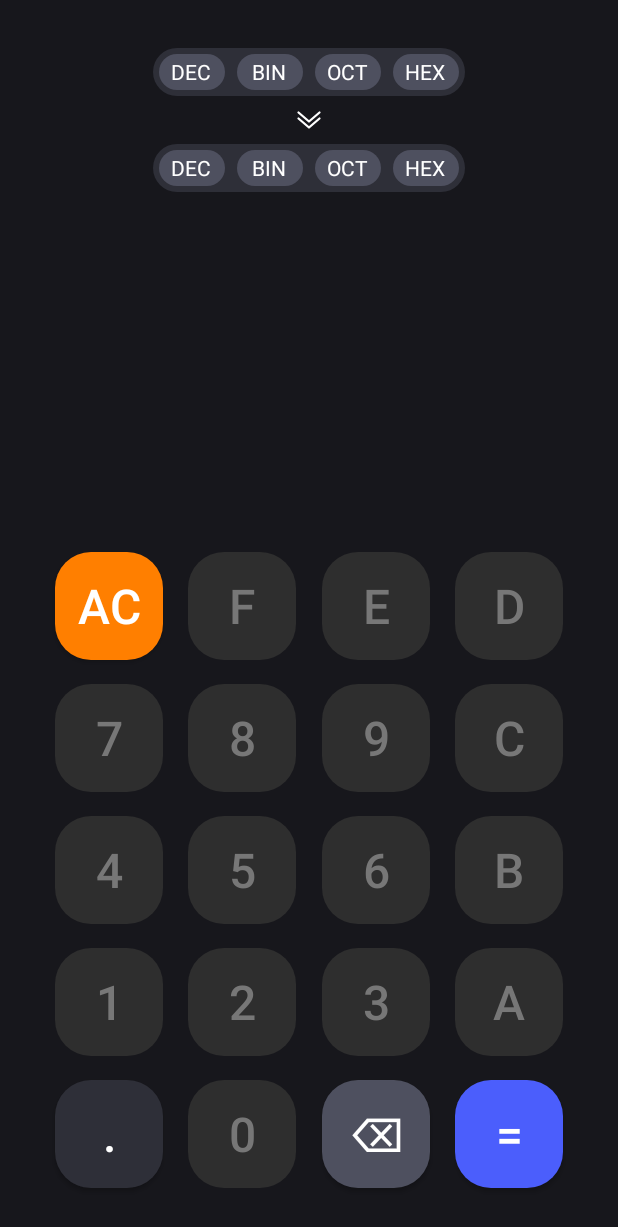
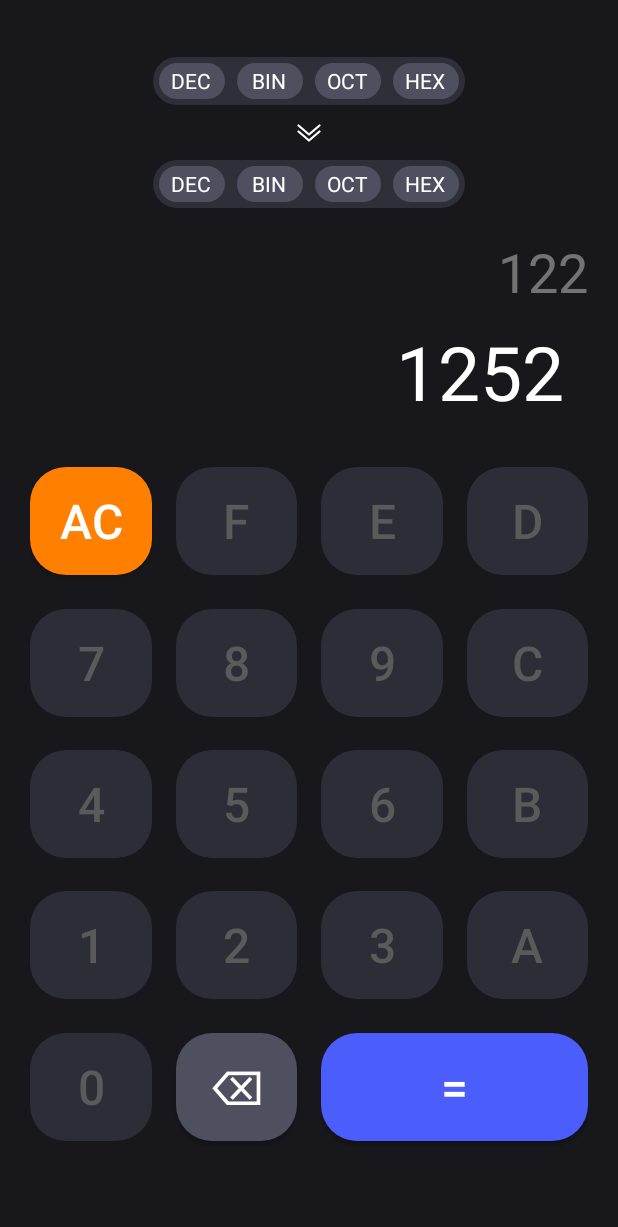
Before and after one commit to devsadeq/Programmer-Calculator, an Android app: the screen it shows after launch (MainActivity), on a phone screen of 412 x 824 dp. Shown: the top 1227 px of the screen. Run offline under Robolectric (Android 15) with nearby library versions, the phone set to English and light mode, and no system bars.

```diff
--- a/app/src/main/java/com/example/programmercalculator/MainActivity.kt
+++ b/app/src/main/java/com/example/programmercalculator/MainActivity.kt
@@ -50,8 +50,9 @@ class MainActivity : AppCompatActivity() {
     }
 
     fun onNumberClick(view: View) {
-        val number = (view as Button).text.toString()
-        tvInput.append(number)
+        if (tvInput.text.length == 12) return showToaster("Max length reached")
+        val button = view as Button
+        tvInput.append(button.text)
     }
 
     fun onOperationClick(view: View) {
@@ -115,6 +116,7 @@ class MainActivity : AppCompatActivity() {
     private fun isBothRadioGroupSelected(): Boolean =
         fromRadioGroup.checkedRadioButtonId != -1 && toRadioGroup.checkedRadioButtonId != -1
 
-    private fun showToaster(message: String) =
+    private fun showToaster(message: String) {
         Toast.makeText(this, message, Toast.LENGTH_SHORT).show()
+    }
 }
--- a/app/src/main/res/layout/activity_main.xml
+++ b/app/src/main/res/layout/activity_main.xml
@@ -18,6 +18,7 @@
         android:gravity="center"
         android:orientation="horizontal"
         android:padding="@dimen/size_1x"
+        app:layout_constraintBottom_toTopOf="@+id/iv_arrow_down"
         app:layout_constraintEnd_toEndOf="parent"
         app:layout_constraintStart_toStartOf="parent"
         app:layout_constraintTop_toTopOf="parent">
@@ -55,9 +56,9 @@
         android:id="@+id/iv_arrow_down"
         android:layout_width="wrap_content"
         android:layout_height="wrap_content"
-        android:layout_marginTop="@dimen/size_1x"
         android:contentDescription="@string/arrow_down_icon"
         android:src="@drawable/ic_arrow_down"
+        app:layout_constraintBottom_toTopOf="@+id/to_radio_group"
         app:layout_constraintEnd_toEndOf="@id/from_radio_group"
         app:layout_constraintStart_toStartOf="@id/from_radio_group"
         app:layout_constraintTop_toBottomOf="@+id/from_radio_group" />
@@ -66,12 +67,13 @@
         android:id="@+id/to_radio_group"
         android:layout_width="wrap_content"
         android:layout_height="wrap_content"
-        android:layout_marginTop="@dimen/size_1x"
+        android:layout_marginBottom="4dp"
         android:background="@drawable/bg_rounded"
         android:backgroundTint="@color/low_emphasis"
         android:gravity="center"
         android:orientation="horizontal"
         android:padding="@dimen/size_1x"
+        app:layout_constraintBottom_toTopOf="@+id/tv_input"
         app:layout_constraintEnd_toEndOf="@+id/from_radio_group"
         app:layout_constraintStart_toStartOf="@+id/from_radio_group"
         app:layout_constraintTop_toBottomOf="@id/iv_arrow_down">
@@ -101,236 +103,261 @@
 
     </RadioGroup>
 
-    <HorizontalScrollView
-        android:id="@+id/sv_input"
+    <TextView
+        android:id="@+id/tv_input"
         android:layout_width="match_parent"
         android:layout_height="wrap_content"
-        app:layout_constraintBottom_toTopOf="@id/sv_output">
-
-        <TextView
-            android:id="@+id/tv_input"
-            android:layout_width="wrap_content"
-            android:layout_height="wrap_content"
-            android:layout_gravity="end"
-            android:alpha="0.4"
-            android:maxLines="1"
-            android:textColor="@color/white"
-            android:textSize="@dimen/size_9x" />
-
-    </HorizontalScrollView>
+        android:layout_marginTop="8dp"
+        android:layout_marginBottom="2dp"
+        android:alpha="0.4"
+        android:gravity="end"
+        android:maxLength="12"
+        android:maxLines="1"
+        android:text="122"
+        android:textColor="@color/white"
+        android:textSize="@dimen/size_9x"
+        app:layout_constraintBottom_toTopOf="@+id/sv_output"
+        app:layout_constraintEnd_toEndOf="parent"
+        app:layout_constraintStart_toStartOf="parent"
+        app:layout_constraintTop_toBottomOf="@+id/to_radio_group" />
 
     <HorizontalScrollView
         android:id="@+id/sv_output"
         android:layout_width="match_parent"
         android:layout_height="wrap_content"
-        android:layout_marginBottom="@dimen/size_6x"
-        app:layout_constraintBottom_toTopOf="@id/btn_clear">
+        android:layout_marginStart="16dp"
+        android:layout_marginEnd="16dp"
+        app:layout_constraintBottom_toTopOf="@+id/btn_clear"
+        app:layout_constraintEnd_toEndOf="parent"
+        app:layout_constraintStart_toStartOf="parent"
+        app:layout_constraintTop_toBottomOf="@+id/tv_input">
 
         <TextView
             android:id="@+id/tv_output"
             android:layout_width="wrap_content"
             android:layout_height="wrap_content"
             android:layout_gravity="end"
-            android:layout_marginBottom="@dimen/size_6x"
             android:gravity="end"
+            android:text="1252"
             android:textColor="@color/white"
-            android:textSize="@dimen/text_size_32x" />
+            android:textSize="@dimen/text_size_25x" />
     </HorizontalScrollView>
 
     <androidx.appcompat.widget.AppCompatButton
         android:id="@+id/btn_clear"
         style="@style/ButtonStyle.HighEmphasis"
-        android:layout_marginBottom="@dimen/size_4x"
+        android:layout_width="0dp"
+        android:layout_marginTop="24dp"
         android:backgroundTint="@color/orange"
         android:onClick="onOperationClick"
         android:text="@string/btn_clear"
         app:layout_constraintBottom_toTopOf="@+id/btn_7"
-        app:layout_constraintEnd_toEndOf="@+id/btn_7"
+        app:layout_constraintEnd_toStartOf="@+id/btn_f"
         app:layout_constraintHorizontal_bias="0.5"
-        app:layout_constraintStart_toStartOf="@+id/btn_7" />
+        app:layout_constraintStart_toStartOf="parent"
+        app:layout_constraintTop_toBottomOf="@+id/sv_output" />
 
     <androidx.appcompat.widget.AppCompatButton
         android:id="@+id/btn_f"
         style="@style/ButtonStyle.MediumEmphasis"
+        android:layout_width="0dp"
+        android:layout_marginStart="16dp"
         android:onClick="onNumberClick"
         android:text="@string/btn_f"
-        app:layout_constraintBottom_toBottomOf="@+id/btn_clear"
-        app:layout_constraintEnd_toEndOf="@+id/btn_8"
+        app:layout_constraintEnd_toStartOf="@+id/btn_e"
         app:layout_constraintHorizontal_bias="0.5"
-        app:layout_constraintStart_toStartOf="@+id/btn_8" />
+        app:layout_constraintStart_toEndOf="@+id/btn_clear"
+        app:layout_constraintTop_toTopOf="@+id/btn_clear" />
 
     <androidx.appcompat.widget.AppCompatButton
         android:id="@+id/btn_e"
         style="@style/ButtonStyle.MediumEmphasis"
+        android:layout_width="0dp"
+        android:layout_marginStart="16dp"
         android:onClick="onNumberClick"
         android:text="@string/btn_e"
-        app:layout_constraintBottom_toBottomOf="@+id/btn_clear"
-        app:layout_constraintEnd_toEndOf="@+id/btn_9"
+        app:layout_constraintEnd_toStartOf="@+id/btn_d"
         app:layout_constraintHorizontal_bias="0.5"
-        app:layout_constraintStart_toStartOf="@+id/btn_9" />
+        app:layout_constraintStart_toEndOf="@+id/btn_f"
+        app:layout_constraintTop_toTopOf="@+id/btn_clear" />
 
     <androidx.appcompat.widget.AppCompatButton
         android:id="@+id/btn_d"
         style="@style/ButtonStyle.MediumEmphasis"
+        android:layout_width="0dp"
+        android:layout_marginStart="16dp"
         android:onClick="onNumberClick"
         android:text="@string/btn_d"
-        app:layout_constraintBottom_toBottomOf="@+id/btn_clear"
-        app:layout_constraintEnd_toEndOf="@+id/btn_c"
+        app:layout_constraintEnd_toEndOf="parent"
         app:layout_constraintHorizontal_bias="0.5"
-        app:layout_constraintStart_toStartOf="@+id/btn_c" />
+        app:layout_constraintStart_toEndOf="@+id/btn_e"
+        app:layout_constraintTop_toTopOf="@+id/btn_clear" />
 
     <androidx.appcompat.widget.AppCompatButton
         android:id="@+id/btn_7"
         style="@style/ButtonStyle.LowEmphasis"
-        android:layout_marginBottom="@dimen/size_4x"
+        android:layout_width="0dp"
+        android:layout_marginTop="16dp"
         android:onClick="onNumberClick"
         android:text="@string/btn_7"
         app:layout_constraintBottom_toTopOf="@+id/btn_4"
-        app:layout_constraintEnd_toEndOf="@+id/btn_4"
-        app:layout_constraintStart_toStartOf="@+id/btn_4" />
+        app:layout_constraintEnd_toEndOf="@+id/btn_clear"
+        app:layout_constraintStart_toStartOf="@+id/btn_clear"
+        app:layout_constraintTop_toBottomOf="@+id/btn_clear" />
 
     <androidx.appcompat.widget.AppCompatButton
         android:id="@+id/btn_8"
         style="@style/ButtonStyle.LowEmphasis"
+        android:layout_width="0dp"
         android:onClick="onNumberClick"
         android:text="@string/btn_8"
-        app:layout_constraintBottom_toBottomOf="@+id/btn_7"
-        app:layout_constraintEnd_toEndOf="@+id/btn_5"
+        app:layout_constraintEnd_toEndOf="@+id/btn_f"
         app:layout_constraintHorizontal_bias="0.0"
-        app:layout_constraintStart_toStartOf="@+id/btn_5" />
+        app:layout_constraintStart_toStartOf="@+id/btn_f"
+        app:layout_constraintTop_toTopOf="@+id/btn_7" />
 
     <androidx.appcompat.widget.AppCompatButton
         android:id="@+id/btn_9"
         style="@style/ButtonStyle.LowEmphasis"
+        android:layout_width="0dp"
         android:onClick="onNumberClick"
         android:text="@string/btn_9"
-        app:layout_constraintBottom_toBottomOf="@+id/btn_7"
-        app:layout_constraintEnd_toEndOf="@+id/btn_6"
-        app:layout_constraintStart_toStartOf="@+id/btn_6" />
+        app:layout_constraintEnd_toEndOf="@+id/btn_e"
+        app:layout_constraintStart_toStartOf="@+id/btn_e"
+        app:layout_constraintTop_toTopOf="@+id/btn_7" />
 
     <androidx.appcompat.widget.AppCompatButton
         android:id="@+id/btn_c"
         style="@style/ButtonStyle.MediumEmphasis"
+        android:layout_width="0dp"
         android:onClick="onNumberClick"
         android:text="@string/btn_c"
-        app:layout_constraintBottom_toBottomOf="@+id/btn_7"
-        app:layout_constraintEnd_toEndOf="@+id/btn_b"
-        app:layout_constraintStart_toStartOf="@+id/btn_b" />
+        app:layout_constraintEnd_toEndOf="@+id/btn_d"
+        app:layout_constraintStart_toStartOf="@+id/btn_d"
+        app:layout_constraintTop_toTopOf="@+id/btn_7" />
 
     <androidx.appcompat.widget.AppCompatButton
         android:id="@+id/btn_4"
         style="@style/ButtonStyle.LowEmphasis"
-        android:layout_marginBottom="@dimen/size_4x"
+        android:layout_width="0dp"
+        android:layout_marginTop="16dp"
         android:onClick="onNumberClick"
         android:text="@string/btn_4"
         app:layout_constraintBottom_toTopOf="@+id/btn_1"
-        app:layout_constraintEnd_toEndOf="@+id/btn_1"
-        app:layout_constraintStart_toStartOf="@+id/btn_1" />
+        app:layout_constraintEnd_toEndOf="@+id/btn_7"
+        app:layout_constraintStart_toStartOf="@+id/btn_7"
+        app:layout_constraintTop_toBottomOf="@+id/btn_7" />
 
     <androidx.appcompat.widget.AppCompatButton
         android:id="@+id/btn_5"
         style="@style/ButtonStyle.LowEmphasis"
+        android:layout_width="0dp"
         android:onClick="onNumberClick"
         android:text="@string/btn_5"
-        app:layout_constraintBottom_toBottomOf="@+id/btn_4"
-        app:layout_constraintEnd_toEndOf="@+id/btn_2"
-        app:layout_constraintStart_toStartOf="@+id/btn_2" />
+        app:layout_constraintEnd_toEndOf="@+id/btn_8"
+        app:layout_constraintStart_toStartOf="@+id/btn_8"
+        app:layout_constraintTop_toTopOf="@+id/btn_4" />
 
     <androidx.appcompat.widget.AppCompatButton
         android:id="@+id/btn_6"
         style="@style/ButtonStyle.LowEmphasis"
+        android:layout_width="0dp"
         android:onClick="onNumberClick"
         android:text="@string/btn_6"
-        app:layout_constraintBottom_toBottomOf="@+id/btn_4"
-        app:layout_constraintEnd_toEndOf="@+id/btn_3"
-        app:layout_constraintStart_toStartOf="@+id/btn_3" />
+        app:layout_constraintEnd_toEndOf="@+id/btn_9"
+        app:layout_constraintStart_toStartOf="@+id/btn_9"
+        app:layout_constraintTop_toTopOf="@+id/btn_4" />
 
     <androidx.appcompat.widget.AppCompatButton
         android:id="@+id/btn_b"
         style="@style/ButtonStyle.MediumEmphasis"
+        android:layout_width="0dp"
         android:onClick="onNumberClick"
         android:text="@string/btn_b"
-        app:layout_constraintBottom_toBottomOf="@+id/btn_4"
-        app:layout_constraintEnd_toEndOf="@+id/btn_a"
-        app:layout_constraintStart_toStartOf="@+id/btn_a" />
+        app:layout_constraintEnd_toEndOf="@+id/btn_c"
+        app:layout_constraintStart_toStartOf="@+id/btn_c"
+        app:layout_constraintTop_toTopOf="@+id/btn_4" />
 
     <androidx.appcompat.widget.AppCompatButton
         android:id="@+id/btn_1"
         style="@style/ButtonStyle.LowEmphasis"
-        android:layout_marginBottom="@dimen/size_4x"
+        android:layout_width="0dp"
+        android:layout_marginTop="16dp"
         android:onClick="onNumberClick"
         android:text="@string/btn_1"
-        app:layout_constraintBottom_toTopOf="@+id/btn_decimal"
-        app:layout_constraintEnd_toEndOf="@+id/btn_decimal"
-        app:layout_constraintStart_toStartOf="@+id/btn_decimal" />
+        app:layout_constraintBottom_toTopOf="@+id/btn_0"
+        app:layout_constraintEnd_toEndOf="@+id/btn_4"
+        app:layout_constraintStart_toStartOf="@+id/btn_4"
+        app:layout_constraintTop_toBottomOf="@+id/btn_4" />
 
     <androidx.appcompat.widget.AppCompatButton
         android:id="@+id/btn_2"
         style="@style/ButtonStyle.LowEmphasis"
+        android:layout_width="0dp"
         android:onClick="onNumberClick"
         android:text="@string/btn_2"
-        app:layout_constraintBottom_toBottomOf="@+id/btn_1"
-        app:layout_constraintEnd_toEndOf="@+id/btn_0"
-        app:layout_constraintStart_toStartOf="@+id/btn_0" />
+        app:layout_constraintEnd_toEndOf="@+id/btn_5"
+        app:layout_constraintStart_toStartOf="@+id/btn_5"
+        app:layout_constraintTop_toTopOf="@+id/btn_1" />
 
     <androidx.appcompat.widget.AppCompatButton
         android:id="@+id/btn_3"
         style="@style/ButtonStyle.LowEmphasis"
+        android:layout_width="0dp"
         android:onClick="onNumberClick"
         android:text="@string/btn_3"
-        app:layout_constraintBottom_toBottomOf="@+id/btn_1"
-        app:layout_constraintEnd_toEndOf="@+id/btn_backspace"
-        app:layout_constraintStart_toStartOf="@+id/btn_backspace" />
+        app:layout_constraintEnd_toEndOf="@+id/btn_6"
+        app:layout_constraintStart_toStartOf="@+id/btn_6"
+        app:layout_constraintTop_toTopOf="@+id/btn_1" />
+
 
     <androidx.appcompat.widget.AppCompatButton
         android:id="@+id/btn_a"
         style="@style/ButtonStyle.MediumEmphasis"
+        android:layout_width="0dp"
         android:onClick="onNumberClick"
         android:text="@string/btn_a"
-        app:layout_constraintBottom_toBottomOf="@+id/btn_1"
-        app:layout_constraintEnd_toEndOf="@+id/btn_equals"
-        app:layout_constraintStart_toStartOf="@+id/btn_equals" />
+        app:layout_constraintEnd_toEndOf="@+id/btn_b"
+        app:layout_constraintHorizontal_bias="0.0"
+        app:layout_constraintStart_toStartOf="@+id/btn_b"
+        app:layout_constraintTop_toTopOf="@+id/btn_1" />
 
     <androidx.appcompat.widget.AppCompatButton
-        android:id="@+id/btn_decimal"
-        style="@style/ButtonStyle.LowEmphasis"
-        android:layout_marginBottom="32dp"
-        android:onClick="onNumberClick"
-        android:text="@string/btn_decimal"
-        app:layout_constraintBottom_toBottomOf="parent"
-        app:layout_constraintEnd_toStartOf="@+id/btn_0"
+        android:id="@+id/btn_equals"
+        style="@style/ButtonStyle.HighEmphasis"
+        android:layout_width="0dp"
+        android:onClick="onOperationClick"
+        android:text="@string/btn_equals"
+        app:layout_constraintBottom_toBottomOf="@+id/btn_0"
+        app:layout_constraintEnd_toEndOf="@+id/btn_a"
         app:layout_constraintHorizontal_bias="0.5"
-        app:layout_constraintStart_toStartOf="parent" />
+        app:layout_constraintStart_toStartOf="@+id/btn_3"
+        app:layout_constraintTop_toTopOf="@+id/btn_0" />
 
     <androidx.appcompat.widget.AppCompatButton
         android:id="@+id/btn_0"
         style="@style/ButtonStyle.LowEmphasis"
+        android:layout_width="0dp"
+        android:layout_marginTop="16dp"
+        android:layout_marginBottom="57dp"
         android:onClick="onNumberClick"
         android:text="@string/btn_0"
-        app:layout_constraintBottom_toBottomOf="@+id/btn_decimal"
-        app:layout_constraintEnd_toStartOf="@+id/btn_backspace"
+        app:layout_constraintBottom_toBottomOf="parent"
+        app:layout_constraintEnd_toEndOf="@+id/btn_1"
         app:layout_constraintHorizontal_bias="0.5"
-        app:layout_constraintStart_toEndOf="@+id/btn_decimal" />
+        app:layout_constraintStart_toStartOf="@+id/btn_1"
+        app:layout_constraintTop_toBottomOf="@+id/btn_1" />
 
     <androidx.appcompat.widget.AppCompatButton
         android:id="@+id/btn_backspace"
         style="@style/ButtonStyle.MediumEmphasis"
+        android:layout_width="0dp"
         android:onClick="onOperationClick"
         android:text="@string/btn_backspace"
-        app:layout_constraintBottom_toBottomOf="@+id/btn_decimal"
-        app:layout_constraintEnd_toStartOf="@+id/btn_equals"
-        app:layout_constraintHorizontal_bias="0.5"
-        app:layout_constraintStart_toEndOf="@+id/btn_0" />
-
-    <androidx.appcompat.widget.AppCompatButton
-        android:id="@+id/btn_equals"
-        style="@style/ButtonStyle.HighEmphasis"
-        android:onClick="onOperationClick"
-        android:text="@string/btn_equals"
-        app:layout_constraintBottom_toBottomOf="@+id/btn_decimal"
-        app:layout_constraintEnd_toEndOf="parent"
-        app:layout_constraintHorizontal_bias="0.5"
-        app:layout_constraintStart_toEndOf="@+id/btn_backspace" />
+        app:layout_constraintBottom_toBottomOf="@+id/btn_0"
+        app:layout_constraintEnd_toEndOf="@+id/btn_2"
+        app:layout_constraintStart_toStartOf="@+id/btn_2"
+        app:layout_constraintTop_toTopOf="@+id/btn_0" />
 
 
 </androidx.constraintlayout.widget.ConstraintLayout>
--- a/app/src/main/res/values/colors.xml
+++ b/app/src/main/res/values/colors.xml
@@ -13,8 +13,8 @@
     <color name="high_emphasis">#4B5EFC</color>
     <color name="background">#17171C</color>
     <color name="orange">#FF7F00</color>
-    <color name="disable_color">#2E2E2E</color>
+    <color name="disable_color">#F22E2F38</color>
     <color name="ripple">#33000000</color>
-    <color name="disabled_text_color">#777777</color>
+    <color name="disabled_text_color">#E6605F5F</color>
 
 </resources>
--- a/app/src/main/res/values/dimens.xml
+++ b/app/src/main/res/values/dimens.xml
@@ -12,6 +12,7 @@
     <dimen name="size_16x">64dp</dimen>
     <dimen name="size_18x">72dp</dimen>
     <dimen name="size_25x">100dp</dimen>
+    <dimen name="size_36x">144dp</dimen>
     <dimen name="size_50x">200dp</dimen>
 
     <!--    Text Sizes -->
@@ -20,6 +21,8 @@
     <dimen name="text_size_8x">16sp</dimen>
     <dimen name="text_size_9x">18sp</dimen>
     <dimen name="text_size_12x">24sp</dimen>
+    <dimen name="text_size_20x">40sp</dimen>
+    <dimen name="text_size_25x">50sp</dimen>
     <dimen name="text_size_32x">64sp</dimen>
 
 </resources>
```
